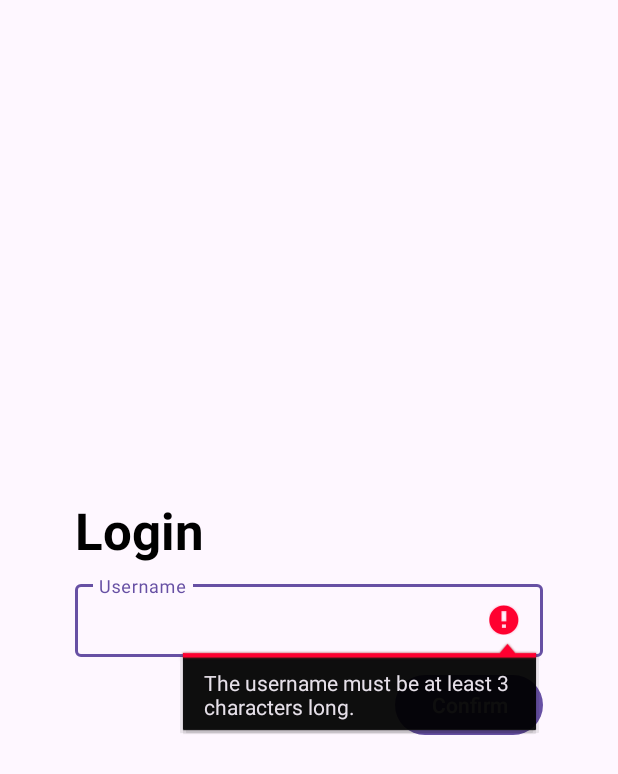
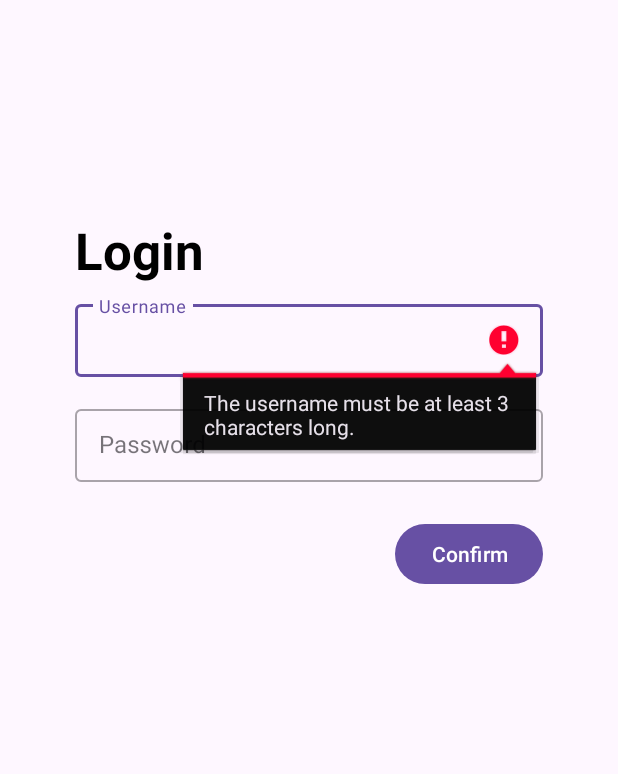
Before and after one commit to Aviral-Kaushik/TalkBuzz, an Android app: the screen it shows after launch (MainActivity), after a tap on "Confirm", on a phone screen of 412 x 824 dp. Shown: the top 774 px of the screen. Run offline under Robolectric (Android 15) with nearby library versions, the phone set to English and light mode, and no system bars; our stand-ins replace Dagger/Hilt's generated code; libraries missing offline, so code that uses them is left out: io.getstream.chat; 1 statement that could not run was skipped.

Commit message:
Implemented Login User functionality and started registeration functionality

```diff
--- a/app/src/main/java/com/aviral/talkbuzz/MainActivity.kt
+++ b/app/src/main/java/com/aviral/talkbuzz/MainActivity.kt
@@ -15,7 +15,5 @@ class MainActivity : AppCompatActivity() {
         binding = ActivityMainBinding.inflate(layoutInflater)
         setContentView(binding.root)
 
-
-
     }
 }
--- a/app/src/main/java/com/aviral/talkbuzz/di/AppModule.kt
+++ b/app/src/main/java/com/aviral/talkbuzz/di/AppModule.kt
@@ -2,6 +2,7 @@ package com.aviral.talkbuzz.di
 
 import android.content.Context
 import com.aviral.talkbuzz.utils.Constants.API_KEY
+import com.aviral.talkbuzz.utils.SharedPreferenceManager
 import dagger.Module
 import dagger.Provides
 import dagger.hilt.InstallIn
@@ -18,4 +19,9 @@ object AppModule {
     @Provides
     fun provideChatClient(@ApplicationContext context: Context) =
         ChatClient.Builder(API_KEY, context).build()
+
+    @Singleton
+    @Provides
+    fun provideSharedPreferenceManager(@ApplicationContext context: Context) =
+        SharedPreferenceManager(context)
 }
--- a/app/src/main/java/com/aviral/talkbuzz/ui/login/LoginEvent.kt
+++ b/app/src/main/java/com/aviral/talkbuzz/ui/userAuthentication/login/LoginEvent.kt
@@ -1,4 +1,4 @@
-package com.aviral.talkbuzz.ui.login
+package com.aviral.talkbuzz.ui.userAuthentication.login
 
 sealed class LoginEvent {
     object ErrorInputTooShort : LoginEvent()
@@ -6,4 +6,6 @@ sealed class LoginEvent {
     data class ErrorLogin(val error: String) : LoginEvent()
 
     object Success : LoginEvent()
+
+    object InvalidPassword : LoginEvent()
 }
--- a/app/src/main/java/com/aviral/talkbuzz/ui/login/LoginFragment.kt
+++ b/app/src/main/java/com/aviral/talkbuzz/ui/userAuthentication/login/LoginFragment.kt
@@ -1,4 +1,4 @@
-package com.aviral.talkbuzz.ui.login
+package com.aviral.talkbuzz.ui.userAuthentication.login
 
 import android.os.Bundle
 import android.view.LayoutInflater
@@ -16,7 +16,6 @@ import com.aviral.talkbuzz.utils.Constants.MIN_USERNAME_LENGTH
 import com.aviral.talkbuzz.utils.navigateSafely
 import com.google.android.material.snackbar.Snackbar
 import dagger.hilt.android.AndroidEntryPoint
-import kotlinx.coroutines.flow.collect
 import kotlinx.coroutines.launch
 
 @AndroidEntryPoint
@@ -24,14 +23,18 @@ class LoginFragment : BindingFragment<FragmentLoginBinding>() {
     override val bindingInflater: (LayoutInflater) -> ViewBinding
         get() = FragmentLoginBinding::inflate
 
-    private val viewModel:  LoginViewModel by viewModels()
+    private val viewModel: LoginViewModel by viewModels()
 
     override fun onViewCreated(view: View, savedInstanceState: Bundle?) {
         super.onViewCreated(view, savedInstanceState)
 
         binding.btnConfirm.setOnClickListener {
             setupConnectingUiState()
-            viewModel.connectUser(binding.etUsername.text.toString())
+
+            viewModel.checkPasswordAndLoginUser(
+                binding.etUsername.text.toString(),
+                binding.etPassword.text.toString()
+            )
         }
 
         binding.etUsername.addTextChangedListener {
@@ -82,6 +85,12 @@ class LoginFragment : BindingFragment<FragmentLoginBinding>() {
 
                     }
 
+                    is LoginEvent.InvalidPassword -> {
+                        setupIdleUiState()
+
+                        binding.etPassword.error = "Invalid Password"
+                    }
+
                 }
 
             }
--- a/app/src/main/java/com/aviral/talkbuzz/ui/login/LoginViewModel.kt
+++ b/app/src/main/java/com/aviral/talkbuzz/ui/userAuthentication/login/LoginViewModel.kt
@@ -1,8 +1,9 @@
-package com.aviral.talkbuzz.ui.login
+package com.aviral.talkbuzz.ui.userAuthentication.login
 
 import androidx.lifecycle.ViewModel
 import androidx.lifecycle.viewModelScope
 import com.aviral.talkbuzz.utils.Constants.MIN_USERNAME_LENGTH
+import com.aviral.talkbuzz.utils.SharedPreferenceManager
 import dagger.hilt.android.lifecycle.HiltViewModel
 import io.getstream.chat.android.client.ChatClient
 import io.getstream.chat.android.client.call.await
@@ -13,7 +14,8 @@ import javax.inject.Inject
 
 @HiltViewModel
 class LoginViewModel @Inject constructor(
-    private val client: ChatClient
+    private val client: ChatClient,
+    private val sharedPreferenceManager: SharedPreferenceManager
 ) : ViewModel() {
 
     private val _loginEvent = MutableSharedFlow<LoginEvent>()
@@ -22,7 +24,21 @@ class LoginViewModel @Inject constructor(
     private fun isValidUsername(username: String) =
         username.length > MIN_USERNAME_LENGTH
 
-    fun connectUser(username: String) {
+    fun checkPasswordAndLoginUser(username: String, password: String) {
+        viewModelScope.launch {
+            val result = sharedPreferenceManager.checkUserPassword(password)
+
+            if (!result) {
+                _loginEvent.emit(LoginEvent.InvalidPassword)
+            }
+
+            sharedPreferenceManager.loginUser(password)
+
+            connectUser(username, password)
+        }
+    }
+
+    private fun connectUser(username: String, password: String) {
         val trimmedUsername = username.trim()
 
         viewModelScope.launch {
@@ -36,11 +52,17 @@ class LoginViewModel @Inject constructor(
 //                client.connectUser()
 
                 if (result.isError) {
-                    _loginEvent.emit(LoginEvent.ErrorLogin(result.error().message
-                        ?: "Unknown Error"))
+                    _loginEvent.emit(
+                        LoginEvent.ErrorLogin(
+                            result.error().message
+                                ?: "Unknown Error"
+                        )
+                    )
 
                     return@launch
                 }
+
+                sharedPreferenceManager.loginUser(password)
 
                 _loginEvent.emit(LoginEvent.Success)
 
--- /dev/null
+++ b/app/src/main/java/com/aviral/talkbuzz/ui/userAuthentication/register/RegisterViewModel.kt
@@ -0,0 +1,6 @@
+package com.aviral.talkbuzz.ui.userAuthentication.register
+
+import androidx.lifecycle.ViewModel
+
+class RegisterViewModel : ViewModel() {
+}
--- a/app/src/main/java/com/aviral/talkbuzz/utils/SharedPreferenceManager.kt
+++ b/app/src/main/java/com/aviral/talkbuzz/utils/SharedPreferenceManager.kt
@@ -4,19 +4,19 @@ import android.content.Context
 import android.content.Context.MODE_PRIVATE
 import android.content.SharedPreferences
 import com.aviral.talkbuzz.R
-import dagger.hilt.android.qualifiers.ApplicationContext
-import javax.inject.Inject
 
-class SharedPreferenceManager @Inject constructor(
-    @ApplicationContext private val context: Context
+class SharedPreferenceManager constructor(
+    private val context: Context
 ) {
 
-    private var preference: SharedPreferences = context.getSharedPreferences(
-        context.getString(R.string.talk_buzz_shared_preference),
-        MODE_PRIVATE
-    )
+    private val preference: SharedPreferences by lazy {
+        context.getSharedPreferences(
+            context.getString(R.string.talk_buzz_shared_preference),
+            MODE_PRIVATE
+        )
+    }
 
-    fun loginUserWithPassword(password: String): Boolean {
+    fun checkUserPassword(password: String): Boolean {
         val storedPassword = preference.getString(context.getString(R.string.key_shared_password), "")
 
         return (password == storedPassword)
@@ -27,7 +27,7 @@ class SharedPreferenceManager @Inject constructor(
         return preference.getBoolean(context.getString(R.string.key_is_login), false)
     }
 
-    fun storeUserPassword(password: String) {
+    fun loginUser(password: String) {
         val sharedPreferenceEditor = preference.edit()
 
         sharedPreferenceEditor.putString(context.getString(R.string.key_shared_password), password)
--- a/app/src/main/res/layout/fragment_login.xml
+++ b/app/src/main/res/layout/fragment_login.xml
@@ -38,15 +38,33 @@
 
     </com.google.android.material.textfield.TextInputLayout>
 
+    <com.google.android.material.textfield.TextInputLayout
+        android:id="@+id/til_password"
+        android:layout_width="0dp"
+        android:layout_height="wrap_content"
+        style="@style/Widget.MaterialComponents.TextInputLayout.OutlinedBox.Dense"
+        android:hint="@string/password"
+        android:layout_marginTop="16dp"
+        app:layout_constraintEnd_toEndOf="parent"
+        app:layout_constraintStart_toStartOf="parent"
+        app:layout_constraintTop_toBottomOf="@id/til_username"
+        app:layout_constraintVertical_chainStyle="packed">
+
+        <com.google.android.material.textfield.TextInputEditText
+            android:id="@+id/et_password"
+            android:layout_width="match_parent"
+            android:layout_height="match_parent" />
+
+    </com.google.android.material.textfield.TextInputLayout>
+
     <Button
         android:id="@+id/btn_confirm"
         android:layout_width="wrap_content"
         android:layout_height="wrap_content"
-        android:layout_marginTop="8dp"
+        android:layout_marginTop="24dp"
         android:text="@string/confirm"
-        app:layout_constraintBottom_toBottomOf="parent"
         app:layout_constraintEnd_toEndOf="parent"
-        app:layout_constraintTop_toBottomOf="@id/til_username"/>
+        app:layout_constraintTop_toBottomOf="@id/til_password"/>
 
     <ProgressBar
         android:id="@+id/progress_bar"
--- /dev/null
+++ b/app/src/main/res/layout/fragment_register.xml
@@ -0,0 +1,6 @@
+<?xml version="1.0" encoding="utf-8"?>
+<androidx.constraintlayout.widget.ConstraintLayout xmlns:android="http://schemas.android.com/apk/res/android"
+    android:layout_width="match_parent"
+    android:layout_height="match_parent">
+
+</androidx.constraintlayout.widget.ConstraintLayout>
--- a/app/src/main/res/navigation/main_nav_graph.xml
+++ b/app/src/main/res/navigation/main_nav_graph.xml
@@ -6,7 +6,7 @@
 
     <fragment
         android:id="@+id/loginFragment"
-        android:name="com.aviral.talkbuzz.ui.login.LoginFragment"
+        android:name="com.aviral.talkbuzz.ui.userAuthentication.login.LoginFragment"
         android:label="LoginFragment" >
         <action
             android:id="@+id/action_loginFragment_to_channelFragment"
--- a/app/src/main/res/values/strings.xml
+++ b/app/src/main/res/values/strings.xml
@@ -14,4 +14,5 @@
     <string name="talk_buzz_shared_preference">talk_buzz_shared_preference</string>
     <string name="key_shared_password">key_shared_password</string>
     <string name="key_is_login">key_is_login</string>
+    <string name="password">Password</string>
 </resources>
```
Also changed, not shown: app/src/main/java/com/aviral/talkbuzz/ui/userAuthentication/register/RegisterEvent.kt (added, +13 -0 lines), app/src/main/java/com/aviral/talkbuzz/ui/userAuthentication/register/RegisterFragment.kt (added, +17 -0 lines).
